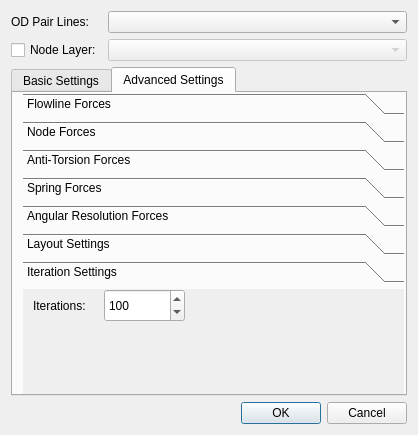
First picture: the form in flow_map_arrow_curver_dialog_base.ui, repository patmalcolm91/qgis-plugin-flow-map-arrow-curver, before the edit.
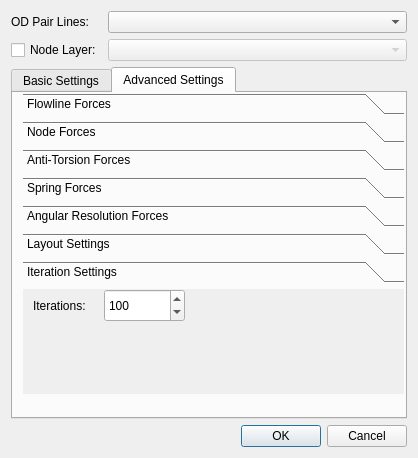
Second picture: the form after the edit. The open tabs and pages were chosen to show the change. Custom widgets are drawn as their Qt base class.

Commit message: Added code to evaluate expressions for node radii and line widths.

Diff of the .ui file:
```diff
--- a/flow_map_arrow_curver_dialog_base.ui
+++ b/flow_map_arrow_curver_dialog_base.ui
@@ -7,7 +7,7 @@
     <x>0</x>
     <y>0</y>
     <width>418</width>
-    <height>435</height>
+    <height>458</height>
    </rect>
   </property>
   <property name="windowTitle">
```
Left out of the diff: 4 changed lines with no effect on the pictures. The commit also changes 2 other files.
